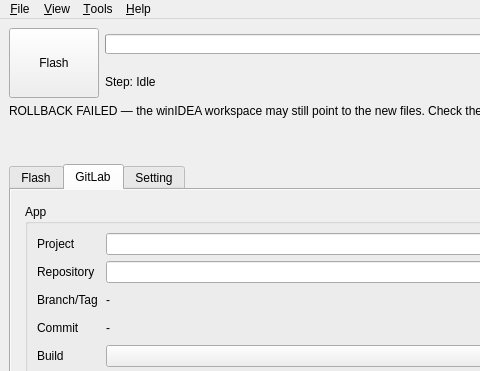
Qt form wflash/gui/main_window.ui (phuctm012/WFlash-Tool) before a commit; both pictures show x 0 to 480 and y 0 to 371 of the 1280 by 860 pixel window.
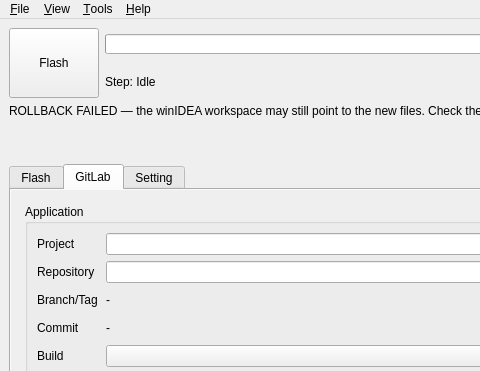
The same form after that commit. The open tabs and pages were chosen to show the change.

Commit message:
fix(gui): say why Flash is off after a build change; default build stingray_3p5mb_no_HTSM; App is called Application
The red line names the job held, the job wanted and why it is missing (e.g. a manual job); the card shows the held build
and 'Out of date'; the mapping hint no longer says 'Flash enabled' while Flash is off; a pipeline state is not an ERROR.
Tests: 500 passed, -k thread 44 passed, stress PASS (567 checkpoints), fuzz PASS, 0 Qt threading warnings.

The edit to the form file:
```diff
--- a/wflash/gui/main_window.ui
+++ b/wflash/gui/main_window.ui
@@ -544,7 +544,7 @@
             <item>
              <widget class="QGroupBox" name="groupBox_app">
               <property name="title">
-               <string>App</string>
+               <string>Application</string>
               </property>
               <layout class="QGridLayout" name="gridLayout_app" columnstretch="0,1,0">
                <property name="horizontalSpacing">
```
The commit also changes 10 other files.
